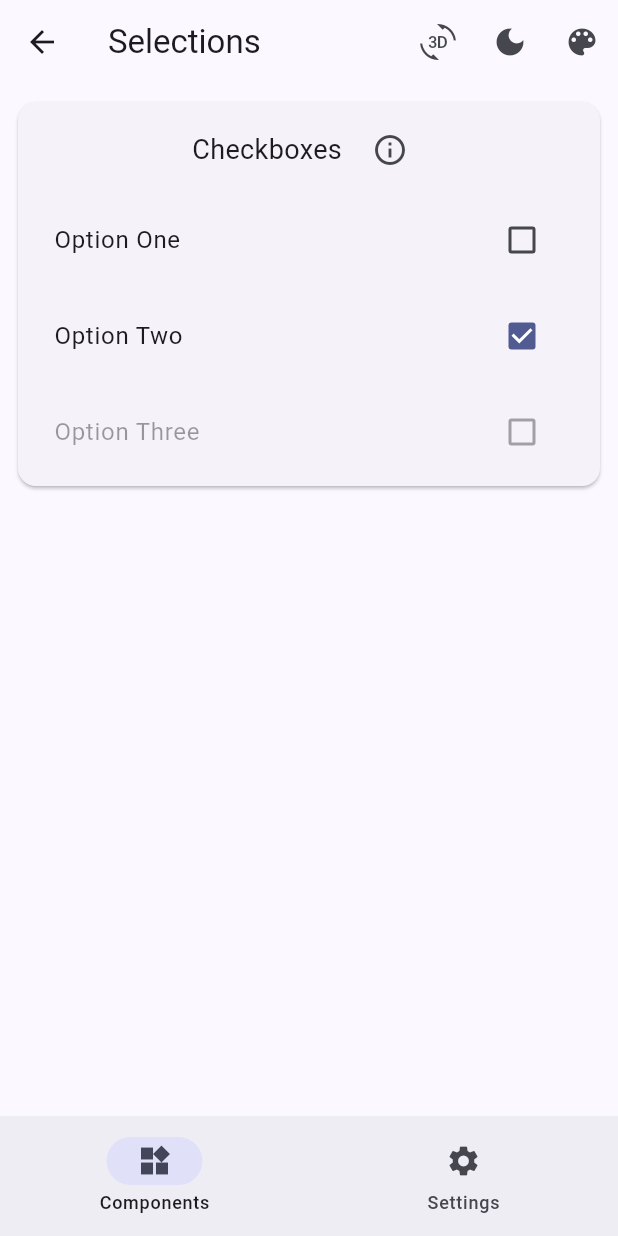
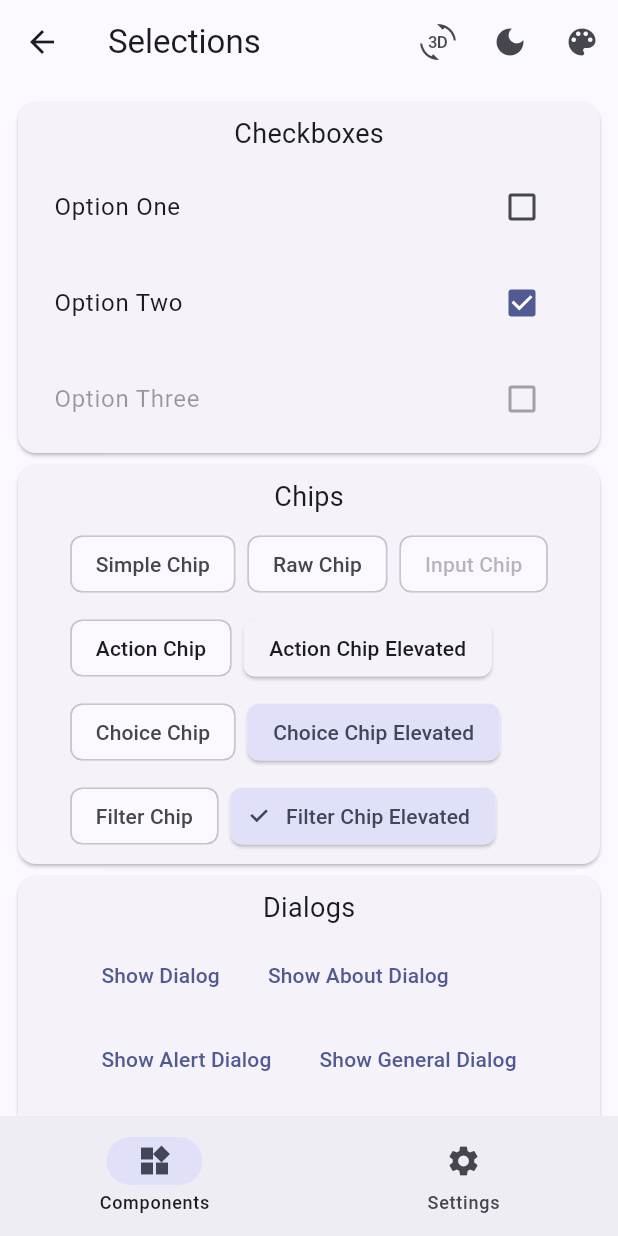
Before and after one commit to sazardev/widgets_in_flutter, a Flutter app: the SelectionScreen screen opened directly, on a phone screen of 412 x 824 dp. Run offline on Flutter 3.47's test engine with Material 3 defaults, Android fonts, the phone set to English and light mode, and no system bars; our stand-ins replace flutter_highlight, get.

Commit message:
A lot of new selection widgets!

```diff
--- a/lib/components/code/code.screen.dart
+++ b/lib/code/code.screen.dart
@@ -1,8 +1,8 @@
 import 'package:flutter/material.dart';
 import 'package:flutter_highlight/flutter_highlight.dart';
 import 'package:get/get.dart';
-import 'package:widgets_in_flutter/components/code/code.controller.dart';
-import 'package:widgets_in_flutter/components/code/code.settings.screen.dart';
+import 'package:widgets_in_flutter/code/code.controller.dart';
+import 'package:widgets_in_flutter/code/code.settings.screen.dart';
 
 class CodeScreen extends StatelessWidget {
   const CodeScreen({super.key});
--- a/lib/components/code/code.settings.screen.dart
+++ b/lib/code/code.settings.screen.dart
@@ -1,7 +1,7 @@
 import 'package:flutter/material.dart';
 import 'package:flutter_highlight/flutter_highlight.dart';
 import 'package:get/get.dart';
-import 'package:widgets_in_flutter/components/code/code.controller.dart';
+import 'package:widgets_in_flutter/code/code.controller.dart';
 
 class CodeSettingsScreen extends StatelessWidget {
   const CodeSettingsScreen({super.key});
--- a/lib/components/selections/selection.screen.dart
+++ /dev/null
@@ -1,72 +0,0 @@
-import 'package:flutter/material.dart';
-import 'package:get/get.dart';
-import 'package:widgets_in_flutter/components/code/code.screen.dart';
-import 'package:widgets_in_flutter/core/theme/theme-brightness.widget.dart';
-import 'package:widgets_in_flutter/core/theme/theme-color.widget.dart';
-import 'package:widgets_in_flutter/core/theme/theme-material.widget.dart';
-import 'package:widgets_in_flutter/shared/cardcomponents.widget.dart';
-import 'package:widgets_in_flutter/shared/navigationbar.widget.dart';
-
-class SelectionScreen extends StatefulWidget {
-  const SelectionScreen({super.key});
-
-  @override
-  State<SelectionScreen> createState() => _SelectionScreenState();
-}
-
-class _SelectionScreenState extends State<SelectionScreen> {
-  bool _selected = false;
-
-  @override
-  Widget build(BuildContext context) {
-    return Scaffold(
-      appBar: AppBar(
-        title: const Text('Selections'),
-        actions: [
-          ThemeMaterial(isLandscape: false),
-          ThemeBrightness(isLandscape: false),
-          ThemeSelector(isLandscape: false),
-        ],
-      ),
-      body: ListView(
-        padding: const EdgeInsets.symmetric(horizontal: 8, vertical: 8),
-        children: [
-          CardComponents(
-            content: 'Checkboxes',
-            tooltip: 'See code',
-            onPressedTooltip: () =>
-                Get.to(() => const CodeScreen(), arguments: {
-              "code": "Code",
-            }),
-            components: [
-              CheckboxListTile(
-                value: _selected,
-                title: const Text('Option One'),
-                onChanged: (onChanged) {
-                  setState(() {
-                    _selected = onChanged!;
-                  });
-                },
-              ),
-              CheckboxListTile(
-                title: const Text('Option Two'),
-                value: !_selected,
-                onChanged: (onChanged) {
-                  setState(() {
-                    _selected = !onChanged!;
-                  });
-                },
-              ),
-              const CheckboxListTile(
-                title: Text('Option Three'),
-                value: false,
-                onChanged: null,
-              ),
-            ],
-          )
-        ],
-      ),
-      bottomNavigationBar: const NavigationBarWidget(),
-    );
-  }
-}
--- a/lib/main.dart
+++ b/lib/main.dart
@@ -1,8 +1,8 @@
 import 'package:flutter/material.dart';
 import 'package:get/get.dart';
-import 'package:widgets_in_flutter/components/actions/actions.screen.dart';
-import 'package:widgets_in_flutter/components/code/code.controller.dart';
-import 'package:widgets_in_flutter/components/components.screen.dart';
+import 'package:widgets_in_flutter/widgets/actions/actions.screen.dart';
+import 'package:widgets_in_flutter/code/code.controller.dart';
+import 'package:widgets_in_flutter/widgets/components.screen.dart';
 import 'package:widgets_in_flutter/core/routes/routes.controller.dart';
 import 'package:widgets_in_flutter/core/routes/routes.dart';
 import 'package:widgets_in_flutter/settings/settings.screen.dart';
--- a/lib/shared/navigationbar.widget.dart
+++ b/lib/shared/navigationbar.widget.dart
@@ -1,6 +1,6 @@
 import 'package:flutter/material.dart';
 import 'package:get/get.dart';
-import 'package:widgets_in_flutter/components/components.screen.dart';
+import 'package:widgets_in_flutter/widgets/components.screen.dart';
 import 'package:widgets_in_flutter/core/routes/routes.controller.dart';
 import 'package:widgets_in_flutter/settings/settings.screen.dart';
 
--- a/lib/components/actions/actions.screen.dart
+++ b/lib/widgets/actions/actions.screen.dart
@@ -1,6 +1,6 @@
 import 'package:flutter/material.dart';
 import 'package:get/get.dart';
-import 'package:widgets_in_flutter/components/code/code.screen.dart';
+import 'package:widgets_in_flutter/code/code.screen.dart';
 import 'package:widgets_in_flutter/shared/cardcomponents.widget.dart';
 import 'package:widgets_in_flutter/shared/navigationbar.widget.dart';
 import 'package:widgets_in_flutter/core/theme/theme-brightness.widget.dart';
--- /dev/null
+++ b/lib/widgets/selections/selection.screen.dart
@@ -0,0 +1,182 @@
+import 'package:flutter/material.dart';
+import 'package:widgets_in_flutter/core/theme/theme-brightness.widget.dart';
+import 'package:widgets_in_flutter/core/theme/theme-color.widget.dart';
+import 'package:widgets_in_flutter/core/theme/theme-material.widget.dart';
+import 'package:widgets_in_flutter/shared/cardcomponents.widget.dart';
+import 'package:widgets_in_flutter/shared/navigationbar.widget.dart';
+
+class SelectionScreen extends StatefulWidget {
+  const SelectionScreen({super.key});
+
+  @override
+  State<SelectionScreen> createState() => _SelectionScreenState();
+}
+
+class _SelectionScreenState extends State<SelectionScreen> {
+  bool _selected = false;
+
+  @override
+  Widget build(BuildContext context) {
+    return Scaffold(
+      appBar: AppBar(
+        title: const Text('Selections'),
+        actions: [
+          ThemeMaterial(isLandscape: false),
+          ThemeBrightness(isLandscape: false),
+          ThemeSelector(isLandscape: false),
+        ],
+      ),
+      body: ListView(
+        padding: const EdgeInsets.symmetric(horizontal: 8, vertical: 8),
+        children: [
+          CardComponents(
+            content: 'Checkboxes',
+            components: [
+              CheckboxListTile(
+                value: _selected,
+                title: const Text('Option One'),
+                onChanged: (onChanged) =>
+                    setState(() => _selected = onChanged!),
+              ),
+              CheckboxListTile(
+                title: const Text('Option Two'),
+                value: !_selected,
+                onChanged: (onChanged) =>
+                    setState(() => _selected = !onChanged!),
+              ),
+              const CheckboxListTile(
+                title: Text('Option Three'),
+                value: false,
+                onChanged: null,
+              ),
+            ],
+          ),
+          CardComponents(
+            content: 'Chips',
+            components: [
+              const Chip(label: Text('Simple Chip')),
+              const RawChip(label: Text('Raw Chip')),
+              const InputChip(label: Text('Input Chip')),
+              ActionChip(
+                label: const Text('Action Chip'),
+                onPressed: () {},
+              ),
+              ActionChip.elevated(
+                label: const Text('Action Chip Elevated'),
+                onPressed: () {},
+              ),
+              ChoiceChip(
+                label: const Text('Choice Chip'),
+                selected: _selected,
+                showCheckmark: false,
+                onSelected: (value) => setState(() => _selected = value),
+              ),
+              ChoiceChip.elevated(
+                label: const Text('Choice Chip Elevated'),
+                selected: !_selected,
+                showCheckmark: false,
+                onSelected: (value) => setState(() => _selected = !value),
+              ),
+              FilterChip(
+                label: const Text('Filter Chip'),
+                selected: _selected,
+                onSelected: (value) => setState(() => _selected = value),
+              ),
+              FilterChip.elevated(
+                label: const Text('Filter Chip Elevated'),
+                selected: !_selected,
+                onSelected: (value) => setState(() => _selected = !value),
+              ),
+            ],
+          ),
+          CardComponents(
+            content: 'Dialogs',
+            components: [
+              TextButton(
+                onPressed: () => showDialog(
+                  context: context,
+                  builder: (context) => const Dialog(),
+                ),
+                child: const Text('Show Dialog'),
+              ),
+              TextButton(
+                onPressed: () => showAboutDialog(context: context),
+                child: const Text('Show About Dialog'),
+              ),
+              TextButton(
+                onPressed: () => showDialog(
+                  context: context,
+                  builder: (context) => AlertDialog(
+                    title: const Text('Alert'),
+                    content: const Text('Alert Dialog'),
+                    actions: [
+                      TextButton(
+                          onPressed: () => Navigator.pop(context),
+                          child: const Text('Cancel')),
+                      FilledButton(
+                          onPressed: () => Navigator.pop(context),
+                          child: const Text('Accept'))
+                    ],
+                  ),
+                ),
+                child: const Text('Show Alert Dialog'),
+              ),
+              TextButton(
+                onPressed: () => showGeneralDialog(
+                  context: context,
+                  pageBuilder: (context, animation, secondaryAnimation) =>
+                      Scaffold(
+                    appBar: AppBar(),
+                  ),
+                ),
+                child: const Text('Show General Dialog'),
+              ),
+              TextButton(
+                onPressed: () => showModalBottomSheet(
+                  context: context,
+                  builder: (context) => ClipRRect(
+                    borderRadius: BorderRadius.circular(10),
+                    child: Scaffold(
+                      appBar: AppBar(),
+                      body: const Text('Hello!'),
+                    ),
+                  ),
+                ),
+                child: const Text('Show Modal Bottom'),
+              ),
+            ],
+          ),
+          CardComponents(
+            content: 'Pickers',
+            components: [
+              TextButton(
+                onPressed: () => showDatePicker(
+                  context: context,
+                  firstDate: DateTime(2020),
+                  lastDate: DateTime(2030),
+                ),
+                child: const Text('Show Date Picker'),
+              ),
+              TextButton(
+                onPressed: () => showDateRangePicker(
+                  context: context,
+                  firstDate: DateTime(2020),
+                  lastDate: DateTime(2030),
+                ),
+                child: const Text('Show Date Range Picker'),
+              ),
+              TextButton(
+                onPressed: () => showTimePicker(
+                  context: context,
+                  initialTime: TimeOfDay.now(),
+                ),
+                child: const Text('Show Time Picker'),
+              ),
+            ],
+          )
+        ],
+      ),
+      bottomNavigationBar: const NavigationBarWidget(),
+    );
+  }
+}
```
Also changed, not shown: lib/widgets/components.screen.dart (renamed from lib/components/components.screen.dart, +14 -2 lines), lib/code/code.controller.dart (renamed from lib/components/code/code.controller.dart).
